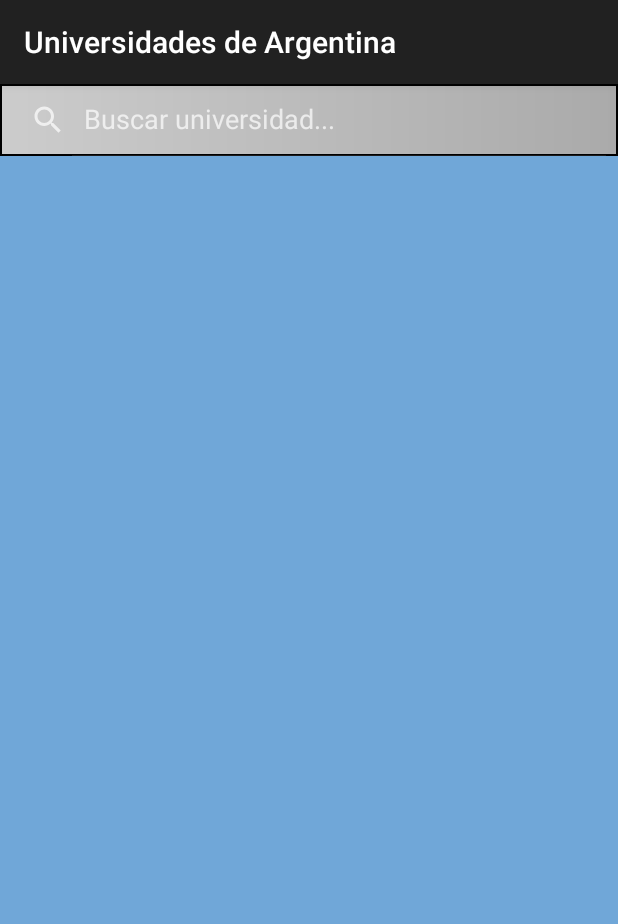
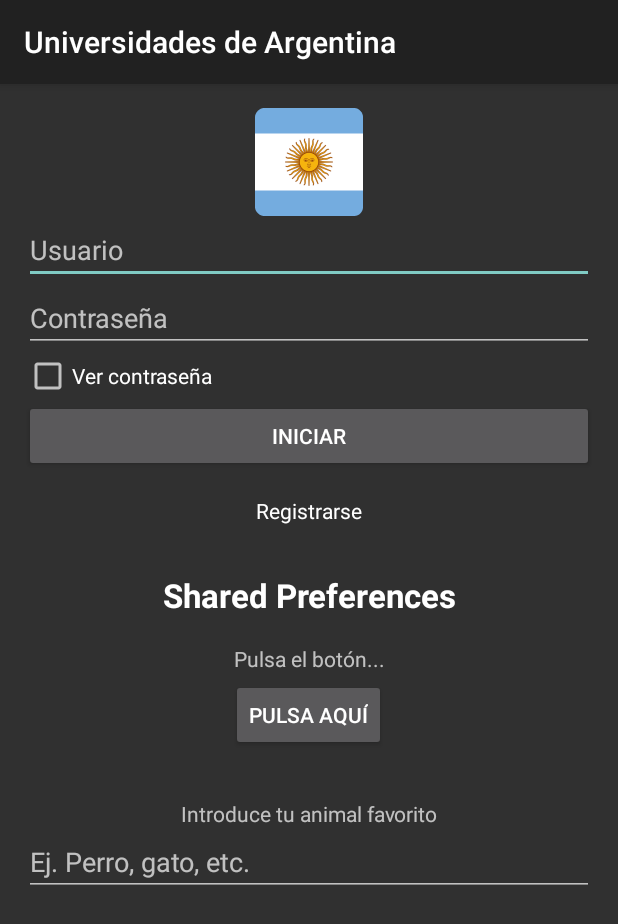
Before and after one commit to tommyprHub/UniversidadesArgentinaApi, an Android app: the screen it shows after launch (MainActivity before the commit, LoginActivity after it), on a phone screen of 412 x 824 dp. Shown: the top 924 px of the screen. Run offline under Robolectric (Android 15) with nearby library versions, the phone set to English and light mode, and no system bars.

Commit message:
login y shared

```diff
--- /dev/null
+++ b/app/src/main/java/com/tommy/universidadesargentinaapi/LoginActivity.kt
@@ -0,0 +1,48 @@
+package com.tommy.universidadesargentinaapi
+
+import android.content.Intent
+import android.os.Bundle
+import android.text.method.HideReturnsTransformationMethod
+import android.text.method.PasswordTransformationMethod
+import android.widget.CheckBox
+import android.widget.CompoundButton
+import android.widget.EditText
+import android.widget.TextView
+import androidx.appcompat.app.AppCompatActivity
+
+
+class LoginActivity : AppCompatActivity() {
+    override fun onCreate(savedInstanceState: Bundle?) {
+        setTheme(androidx.appcompat.R.style.Theme_AppCompat)
+        super.onCreate(savedInstanceState)
+        setContentView(R.layout.activity_login)
+
+        //variables de los componentes visuales
+        val passwordEditText = findViewById<EditText>(R.id.passwordEditText)
+        val showPasswordCheckBox = findViewById<CheckBox>(R.id.showPasswordCheckBox)
+
+        //evento al marcar o desmarcar el checkbox
+        showPasswordCheckBox.setOnCheckedChangeListener { buttonView: CompoundButton?, isChecked: Boolean ->
+            // Si el CheckBox está marcado, mostrar la contraseña
+            if (isChecked) {
+                // se ve la contraseña
+                passwordEditText.transformationMethod =
+                    HideReturnsTransformationMethod.getInstance()
+            } else {
+                // no se ve
+                passwordEditText.transformationMethod = PasswordTransformationMethod.getInstance()
+            }
+        }
+
+        // id del textView
+        val registerTextView = findViewById<TextView>(R.id.registerTextView)
+
+        // evento para abrir la pantalla de registro
+        registerTextView.setOnClickListener {
+            // intent que iniciará la pantalla de registro
+            val intent = Intent(this, RegistroActivity::class.java)
+            // inicio
+            startActivity(intent)
+        }
+    }
+}
--- a/app/src/main/java/com/tommy/universidadesargentinaapi/MainActivity.kt
+++ b/app/src/main/java/com/tommy/universidadesargentinaapi/MainActivity.kt
@@ -24,7 +24,7 @@ class MainActivity : AppCompatActivity(), androidx.appcompat.widget.SearchView.O
 
 
     override fun onCreate(savedInstanceState: Bundle?) {
-        Thread.sleep(1500)
+        Thread.sleep(1300)
         setTheme(androidx.appcompat.R.style.Theme_AppCompat)
         super.onCreate(savedInstanceState)
         binding = ActivityMainBinding.inflate(layoutInflater)
--- /dev/null
+++ b/app/src/main/res/layout/activity_login.xml
@@ -0,0 +1,99 @@
+<?xml version="1.0" encoding="utf-8"?>
+<LinearLayout xmlns:android="http://schemas.android.com/apk/res/android"
+    xmlns:app="http://schemas.android.com/apk/res-auto"
+    xmlns:tools="http://schemas.android.com/tools"
+    android:layout_width="match_parent"
+    android:layout_height="match_parent"
+    android:orientation="vertical"
+    android:padding="16dp"
+    tools:context=".LoginActivity">
+
+    <ImageView
+        android:id="@+id/loginImageView"
+        android:layout_width="wrap_content"
+        android:layout_height="wrap_content"
+        android:layout_gravity="center_horizontal"
+        android:src="@mipmap/ic_launcher" />
+
+    <EditText
+        android:id="@+id/usernameEditText"
+        android:layout_width="match_parent"
+        android:layout_height="wrap_content"
+        android:hint="Usuario"
+        android:inputType="textEmailAddress" />
+
+    <EditText
+        android:id="@+id/passwordEditText"
+        android:layout_width="match_parent"
+        android:layout_height="wrap_content"
+        android:hint="Contraseña"
+        android:inputType="textPassword" />
+
+    <CheckBox
+        android:id="@+id/showPasswordCheckBox"
+        android:layout_width="wrap_content"
+        android:layout_height="wrap_content"
+        android:text="Ver contraseña" />
+
+    <Button
+        android:id="@+id/loginButton"
+        android:layout_width="match_parent"
+        android:layout_height="wrap_content"
+        android:text="Iniciar"/>
+
+    <TextView
+        android:id="@+id/registerTextView"
+        android:layout_width="wrap_content"
+        android:layout_height="wrap_content"
+        android:layout_gravity="center_horizontal"
+        android:text="Registrarse"
+        android:textColor="@color/white"
+        android:paddingTop="16dp"/>
+
+    <TextView
+        android:id="@+id/sharedPreferencesTitle"
+        android:layout_width="match_parent"
+        android:layout_height="wrap_content"
+        android:layout_marginTop="32dp"
+        android:text="Shared Preferences"
+        android:textAppearance="?android:attr/textAppearanceLarge"
+        android:textStyle="bold"
+        android:gravity="center_horizontal" />
+
+    <TextView
+        android:id="@+id/instructionTextView"
+        android:layout_width="match_parent"
+        android:layout_height="wrap_content"
+        android:layout_marginTop="18dp"
+        android:text="Pulsa el botón..."
+        android:gravity="center_horizontal" />
+
+    <Button
+        android:id="@+id/pressHereButton"
+        android:layout_width="wrap_content"
+        android:layout_height="wrap_content"
+        android:layout_marginTop="4dp"
+        android:layout_gravity="center_horizontal"
+        android:text="Pulsa aquí" />
+
+    <TextView
+        android:id="@+id/favoriteAnimalTextView"
+        android:layout_width="match_parent"
+        android:layout_height="wrap_content"
+        android:layout_marginTop="32dp"
+        android:text="Introduce tu animal favorito"
+        android:gravity="center_horizontal" />
+
+    <EditText
+        android:id="@+id/favoriteAnimalEditText"
+        android:layout_width="match_parent"
+        android:layout_height="wrap_content"
+        android:hint="Ej. Perro, gato, etc." />
+
+    <TextView
+        android:id="@+id/animalFavTextView"
+        android:layout_width="match_parent"
+        android:layout_height="wrap_content"
+        android:layout_marginTop="18dp"
+        android:gravity="center_horizontal" />
+</LinearLayout>
```
Also changed, not shown: app/src/main/AndroidManifest.xml (+8 -2 lines), app/src/main/java/com/tommy/universidadesargentinaapi/RegistroActivity.kt (added, +11 -0 lines), app/src/main/res/layout/activity_registro.xml (added, +59 -0 lines).
